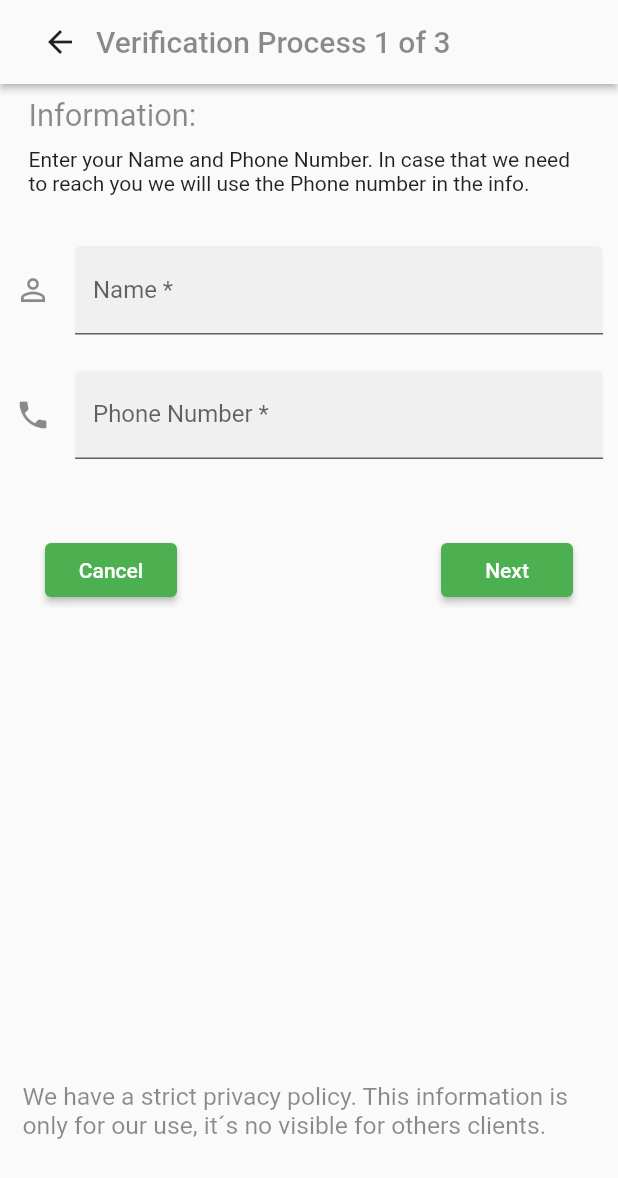
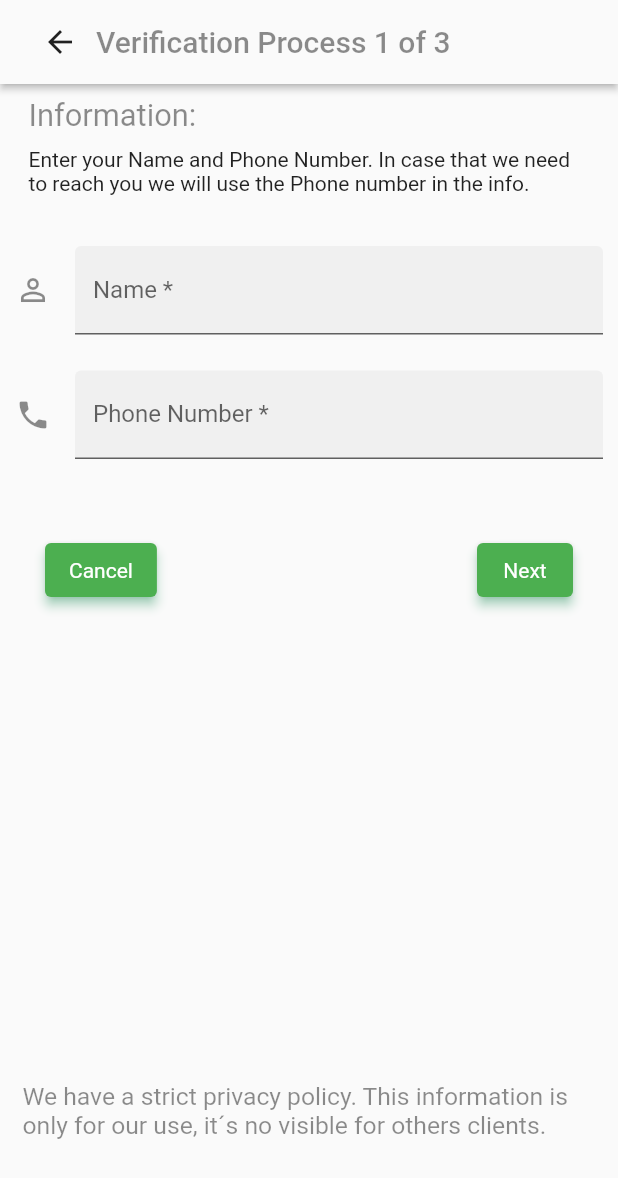
Before and after one commit to aleMartin99/CubaDelivery, a Flutter app: the screen it shows after launch, item 3 of the bottom bar chosen, after a tap on "Buy", on a phone screen of 412 x 824 dp. Shown: the top 1178 px of the screen. Run offline on Flutter 3.47's test engine with Material 2 defaults, Android fonts, the phone set to English and light mode, and no system bars.

Commit message:
migrated to new flutter versions

```diff
--- a/lib/imports/src/cupertino_settings_item.dart
+++ b/lib/imports/src/cupertino_settings_item.dart
@@ -46,10 +46,10 @@ class CupertinoSettingsItemState extends State<CupertinoSettingsItem> {
   @override
   Widget build(BuildContext context) {
     final ThemeData theme = Theme.of(context);
-    final ListTileTheme tileTheme = ListTileTheme.of(context);
+    // final ListTileTheme tileTheme = ListTileTheme.of(context);
     IconThemeData iconThemeData;
-    if (widget.leading != null)
-      iconThemeData = IconThemeData(color: _iconColor(theme, tileTheme));
+    // if (widget.leading != null)
+    //   iconThemeData = IconThemeData(color: _iconColor(theme, tileTheme));
 
     Widget leadingIcon;
     if (widget.leading != null) {
--- a/lib/pages/PurchaseConfirmation_1.dart
+++ b/lib/pages/PurchaseConfirmation_1.dart
@@ -137,18 +137,16 @@ class _PurchaseConfirmation1State extends State<PurchaseConfirmation1> {
                   onSaved: (String value) {
                     this._phoneNumber = value;
                   },
-                  inputFormatters: <TextInputFormatter>[
-                    WhitelistingTextInputFormatter.digitsOnly
-                  ],
+                  inputFormatters: <TextInputFormatter>[],
                 ),
 
                 ConfirmationButtons(
                   button: 'Next',
-                  buttonAction:
-                 ()=> Navigator.push(
+                  buttonAction: () => Navigator.push(
                       context,
                       MaterialPageRoute(
-                          builder: (context) => PurchaseConfirmation2())),),
+                          builder: (context) => PurchaseConfirmation2())),
+                ),
               ],
             ),
           ),
--- a/lib/widgets/ConfirmationButtons.dart
+++ b/lib/widgets/ConfirmationButtons.dart
@@ -2,19 +2,19 @@ import 'package:flutter/material.dart';
 import 'package:tu_comida/pages/Shop.dart';
 
 class ConfirmationButtons extends StatefulWidget {
-  ConfirmationButtons({this.buttonAction,this.button}) : super();
+  ConfirmationButtons({this.buttonAction, this.button}) : super();
 
   var buttonAction;
   String button;
   @override
   _ConfirmationButtonsState createState() =>
-      _ConfirmationButtonsState(buttonAction: buttonAction,button:button);
+      _ConfirmationButtonsState(buttonAction: buttonAction, button: button);
 }
 
 class _ConfirmationButtonsState extends State<ConfirmationButtons> {
-  _ConfirmationButtonsState({this.buttonAction,this.button});
+  _ConfirmationButtonsState({this.buttonAction, this.button});
   var buttonAction;
- final String button;
+  final String button;
   @override
   Widget build(BuildContext context) {
     return Padding(
@@ -22,27 +22,36 @@ class _ConfirmationButtonsState extends State<ConfirmationButtons> {
       child: Row(
         mainAxisAlignment: MainAxisAlignment.spaceBetween,
         children: <Widget>[
-          RaisedButton(
+          ElevatedButton(
             //Hacer el cancel action, vira a Shop
-            onPressed: ()=> Navigator.push(
-                      context,
-                      MaterialPageRoute(
-                          builder: (context) => Shop())) ,
+            onPressed: () => Navigator.push(
+                context, MaterialPageRoute(builder: (context) => Shop())),
             child: Text('Cancel'),
-            shape: RoundedRectangleBorder(
-                borderRadius: BorderRadius.circular(4.0)),
-            textColor: Colors.white,
-            color: Colors.green,
+            style: ElevatedButton.styleFrom(
+              backgroundColor: Colors.green,
+              shadowColor: Colors.greenAccent,
+              elevation: 3,
+              textStyle: TextStyle(color: Colors.white),
+              shape: RoundedRectangleBorder(
+                  borderRadius: BorderRadius.circular(4.0)),
+              // minimumSize: Size(100, 40), //////// HERE
+            ),
           ),
-          RaisedButton(
+          ElevatedButton(
+            style: ElevatedButton.styleFrom(
+              backgroundColor: Colors.green,
+              shadowColor: Colors.greenAccent,
+              elevation: 3,
+              textStyle: TextStyle(color: Colors.white),
+              shape: RoundedRectangleBorder(
+                  borderRadius: BorderRadius.circular(4.0)),
+              // minimumSize: Size(100, 40), //////// HERE
+            ),
+
             //Hacer el next action, va a la PurchaseConfirmation siguiente
             // hacer q tenga q pasarlo x parametro
-            onPressed:  buttonAction,
+            onPressed: buttonAction,
             child: Text('$button'),
-            shape: RoundedRectangleBorder(
-                borderRadius: BorderRadius.circular(4.0)),
-            textColor: Colors.white,
-            color: Colors.green,
           ),
         ],
       ),
--- a/lib/widgets/StoriesItem.dart
+++ b/lib/widgets/StoriesItem.dart
@@ -69,9 +69,8 @@ class StoriesItemContent extends StatelessWidget {
   @override
   Widget build(BuildContext context) {
     final ThemeData theme = Theme.of(context);
-    final TextStyle titleStyle =
-        theme.textTheme.headline.copyWith(color: Colors.white);
-    final TextStyle descriptionStyle = theme.textTheme.subhead;
+
+    // final TextStyle descriptionStyle = theme.textTheme.subhead;
     var screenWidth = MediaQuery.of(context).size.width / 100;
     var screenHeight = MediaQuery.of(context).size.height / 100;
     return SizedBox(
@@ -86,7 +85,8 @@ class StoriesItemContent extends StatelessWidget {
               maxLines: 4,
               softWrap: false,
               overflow: TextOverflow.ellipsis,
-              style: descriptionStyle,
+              style: TextStyle(color: Colors.red),
+              //  style: descriptionStyle,
               child: Padding(
                 padding: const EdgeInsets.all(17.0),
                 child: Text(
--- a/pubspec.yaml
+++ b/pubspec.yaml
@@ -11,7 +11,7 @@ description: A Food Delivery App For Cuba.
 # In iOS, build-name is used as CFBundleShortVersionString while build-number used as CFBundleVersion.
 # Read more about iOS versioning at
 # https://developer.apple.com/library/archive/documentation/General/Reference/InfoPlistKeyReference/Articles/CoreFoundationKeys.html
-version: 0.1+1
+version: 1.0.1+10
 
 environment:
   sdk: ">=2.1.0 <3.0.0"
```
Also changed, not shown: lib/pages/StoriesView.dart (+6 -7 lines), lib/widgets/BottomNavBar.dart (+5 -8 lines), pubspec.lock, 5 other files.
